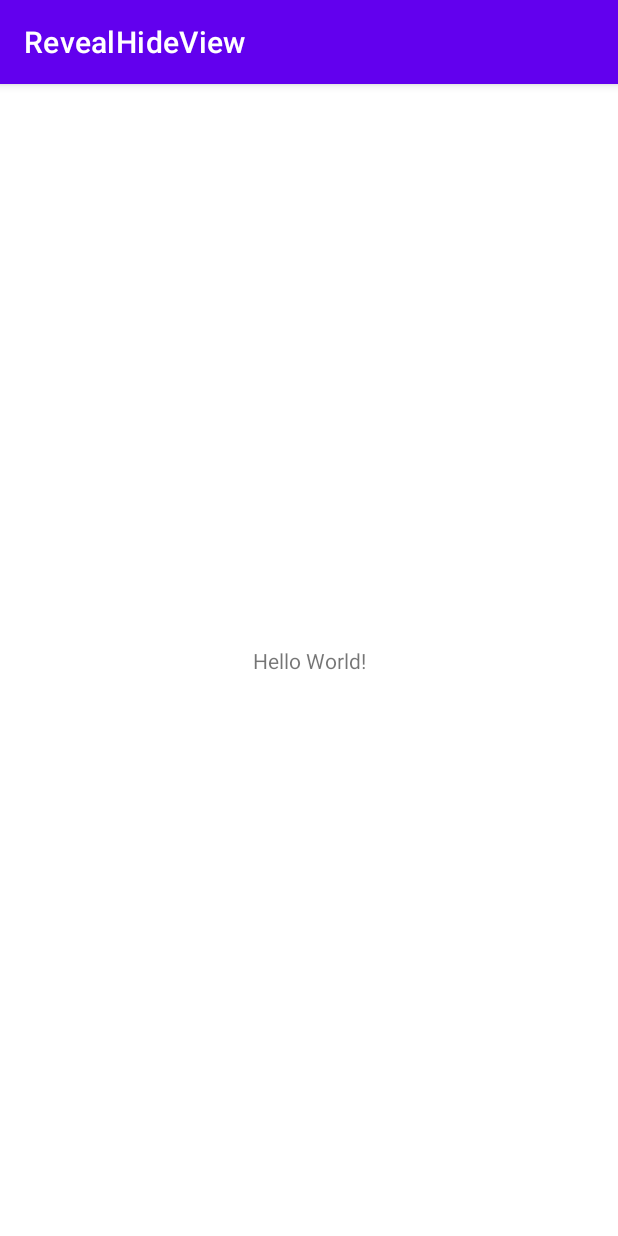
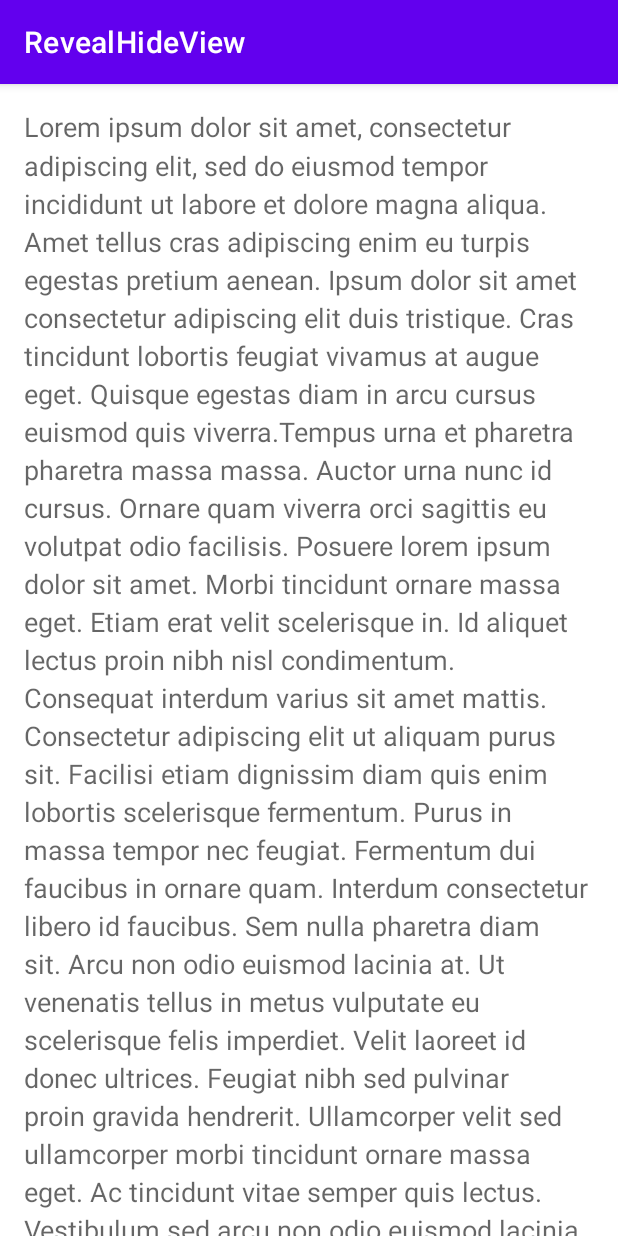
Before and after one commit to Kanharajput/RevealHideAnimation, an Android app: the screen it shows after launch (MainActivity), on a phone screen of 412 x 824 dp. Run offline under Robolectric (Android 15) with nearby library versions, the phone set to English and light mode, and no system bars.

Commit message:
Hide one View and show Another with ProgressBar

```diff
--- a/app/src/main/java/com/example/revealhideview/MainActivity.java
+++ b/app/src/main/java/com/example/revealhideview/MainActivity.java
@@ -9,10 +9,55 @@ import android.view.View;
 
 public class MainActivity extends AppCompatActivity {
 
+    private View contentView;                     // to reference the scrollview
+    private View loadingView;                    // to reference the progressview
+    private int shortAnimationDuration;
+
     @Override
     protected void onCreate(Bundle savedInstanceState) {
         super.onCreate(savedInstanceState);
         setContentView(R.layout.activity_main);
 
+        contentView  = findViewById(R.id.content);
+        loadingView = findViewById(R.id.loading_spinner);
+
+        // Initially hide the content view.
+        contentView.setVisibility(View.GONE);
+
+        // Retrieve and cache the system's default "short" animation time.
+        shortAnimationDuration = getResources().getInteger(
+                android.R.integer.config_longAnimTime);
+
+        // call the crossFade method
+        crossfade();
+
+    }
+
+    private void crossfade() {
+
+        // Set the content view to 0% opacity but visible, so that it is visible
+        // (but fully transparent) during the animation.
+        contentView.setAlpha(0f);
+        contentView.setVisibility(View.VISIBLE);            // I think alpha value is 0f so we are directly make it visible so it further step we only need to change the alpha
+
+        // Animate the content view to 100% opacity, and clear any animation
+        // listener set on the view.
+        contentView.animate()
+                .alpha(1f)
+                .setDuration(shortAnimationDuration)
+                .setListener(null);
+
+        // Animate the loading view to 0% opacity. After the animation ends,
+        // set its visibility to GONE as an optimization step (it won't
+        // participate in layout passes, etc.)
+        loadingView.animate()
+                .alpha(0f)
+                .setDuration(shortAnimationDuration)
+                .setListener(new AnimatorListenerAdapter() {
+                    @Override
+                    public void onAnimationEnd(Animator animation) {
+                        loadingView.setVisibility(View.GONE);
+                    }
+                });
     }
 }
--- a/app/src/main/res/layout/activity_main.xml
+++ b/app/src/main/res/layout/activity_main.xml
@@ -1,18 +1,25 @@
-<?xml version="1.0" encoding="utf-8"?>
-<androidx.constraintlayout.widget.ConstraintLayout xmlns:android="http://schemas.android.com/apk/res/android"
-    xmlns:app="http://schemas.android.com/apk/res-auto"
-    xmlns:tools="http://schemas.android.com/tools"
+<FrameLayout xmlns:android="http://schemas.android.com/apk/res/android"
     android:layout_width="match_parent"
-    android:layout_height="match_parent"
-    tools:context=".MainActivity">
+    android:layout_height="match_parent">
 
-    <TextView
+    <ScrollView xmlns:android="http://schemas.android.com/apk/res/android"
+        android:id="@+id/content"
+        android:layout_width="match_parent"
+        android:layout_height="match_parent">
+
+        <TextView style="?android:textAppearanceMedium"
+            android:lineSpacingMultiplier="1.2"
+            android:layout_width="match_parent"
+            android:layout_height="wrap_content"
+            android:text="@string/lorem_ipsum"
+            android:padding="16dp" />
+
+    </ScrollView>
+
+    <ProgressBar android:id="@+id/loading_spinner"
+        style="?android:progressBarStyleLarge"
         android:layout_width="wrap_content"
         android:layout_height="wrap_content"
-        android:text="Hello World!"
-        app:layout_constraintBottom_toBottomOf="parent"
-        app:layout_constraintLeft_toLeftOf="parent"
-        app:layout_constraintRight_toRightOf="parent"
-        app:layout_constraintTop_toTopOf="parent" />
+        android:layout_gravity="center" />
 
-</androidx.constraintlayout.widget.ConstraintLayout>
+</FrameLayout>
--- a/app/src/main/res/values/strings.xml
+++ b/app/src/main/res/values/strings.xml
@@ -1,3 +1,6 @@
 <resources>
     <string name="app_name">RevealHideView</string>
+    <string name="lorem_ipsum">Lorem ipsum dolor sit amet, consectetur adipiscing elit, sed do eiusmod tempor incididunt ut labore et dolore magna aliqua. Amet tellus cras adipiscing enim eu turpis egestas pretium aenean. Ipsum dolor sit amet consectetur adipiscing elit duis tristique. Cras tincidunt lobortis feugiat vivamus at augue eget. Quisque egestas diam in arcu cursus euismod quis viverra.Tempus urna et pharetra pharetra massa massa. Auctor urna nunc id cursus. Ornare quam viverra orci sagittis eu volutpat odio facilisis. Posuere lorem ipsum dolor sit amet. Morbi tincidunt ornare massa eget. Etiam erat velit scelerisque in. Id aliquet lectus proin nibh nisl condimentum.
+                                \nConsequat interdum varius sit amet mattis. Consectetur adipiscing elit ut aliquam purus sit. Facilisi etiam dignissim diam quis enim lobortis scelerisque fermentum. Purus in massa tempor nec feugiat. Fermentum dui faucibus in ornare quam. Interdum consectetur libero id faucibus. Sem nulla pharetra diam sit. Arcu non odio euismod lacinia at. Ut venenatis tellus in metus vulputate eu scelerisque felis imperdiet. Velit laoreet id donec ultrices. Feugiat nibh sed pulvinar proin gravida hendrerit. Ullamcorper velit sed ullamcorper morbi tincidunt ornare massa eget. Ac tincidunt vitae semper quis lectus. Vestibulum sed arcu non odio euismod lacinia at quis risus. Integer malesuada nunc vel risus commodo viverra.
+                                \nViverra adipiscing at in tellus integer feugiat scelerisque varius morbi. Quis viverra nibh cras pulvinar mattis nunc. Ut etiam sit amet nisl purus in mollis nunc sed. Egestas egestas fringilla phasellus faucibus. Libero id faucibus nisl tincidunt eget nullam. Fringilla est ullamcorper eget nulla facilisi etiam dignissim. Habitant morbi tristique senectus et. Lacus luctus accumsan tortor posuere. Elit duis tristique sollicitudin nibh sit amet commodo nulla. Mauris commodo quis imperdiet massa tincidunt nunc. Pellentesque habitant morbi tristique senectus et netus et malesuada fames. In vitae turpis massa sed elementum tempus egestas sed sed. Sollicitudin ac orci phasellus egestas tellus rutrum.</string>
 </resources>
```
